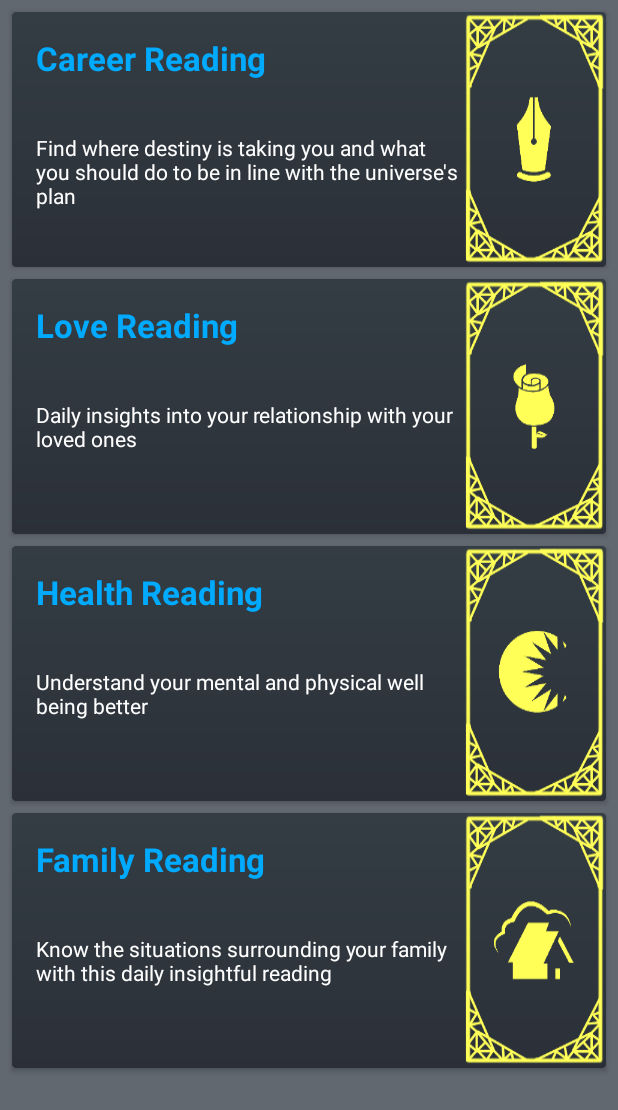
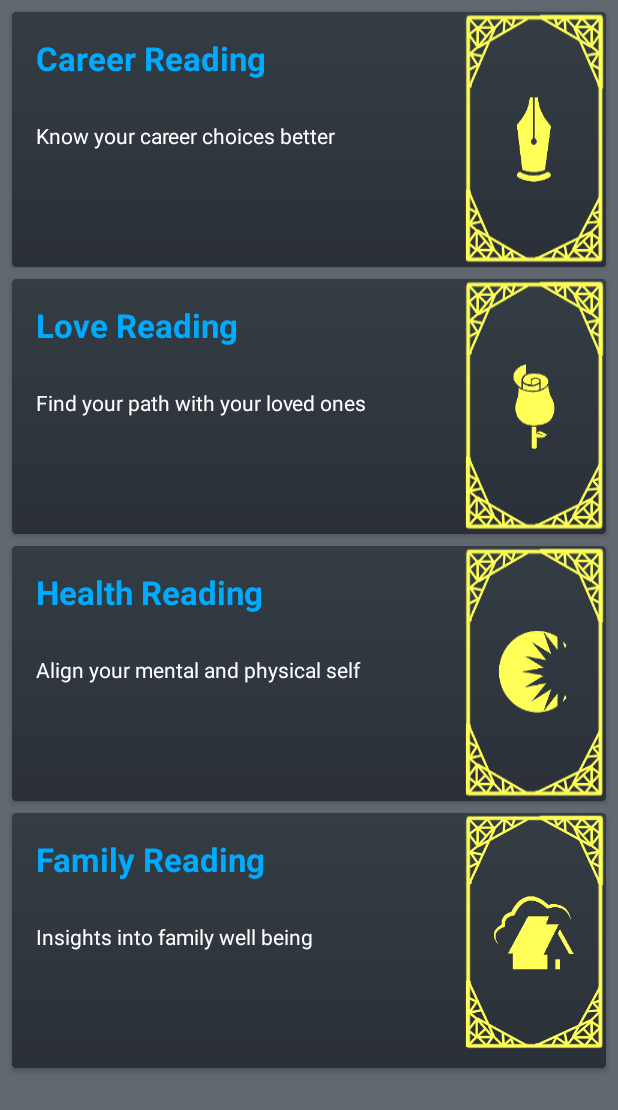
Before and after one commit to yoursmukund/FutureTip-Material, an Android app: the fragment CardsFragmentSelf shown on its own in the app's theme, on a phone screen of 412 x 824 dp. Shown: the top 1110 px of the screen. Run offline under Robolectric (Android 15) with nearby library versions, the light colour scheme and no system bars.

Commit message:
Fully working free reading model

```diff
--- a/app/src/main/res/layout/card_self_career.xml
+++ b/app/src/main/res/layout/card_self_career.xml
@@ -34,22 +34,22 @@
             android:layout_width="wrap_content"
             android:layout_height="wrap_content"
             android:layout_below="@id/tv_card_main_1_title"
-            android:layout_marginEnd="@dimen/card_subtitle_margin"
-            android:layout_marginStart="@dimen/card_subtitle_margin"
-            android:layout_marginTop="@dimen/card_button_margin"
             android:text="@string/main_card_subtitle"
             android:textColor="@color/white" />
 
         <TextView
             android:id="@+id/tv_card_main1_details"
-            android:layout_width="wrap_content"
+            android:layout_width="match_parent"
             android:layout_height="wrap_content"
             android:layout_below="@id/tv_card_main1_subtitle"
             android:layout_marginStart="@dimen/card_subtitle_margin"
             android:layout_marginTop="@dimen/card_button_margin"
+            android:layout_toStartOf="@+id/img_card_main_1"
+            android:paddingBottom="@dimen/card_desc_padding"
+            android:paddingEnd="@dimen/card_desc_padding"
+            android:paddingRight="@dimen/card_desc_padding"
             android:text="@string/career_card_details"
-            android:textColor="@color/white"
-            android:layout_toStartOf="@+id/img_card_main_1" />
+            android:textColor="@color/white" />
 
         <ImageView
             android:id="@+id/img_card_main_1"
--- a/app/src/main/res/layout/card_self_family.xml
+++ b/app/src/main/res/layout/card_self_family.xml
@@ -13,8 +13,9 @@
 
     <RelativeLayout
         android:layout_width="match_parent"
+        android:layout_height="wrap_content"
         android:background="@drawable/gradient_background"
-        android:layout_height="wrap_content">
+        android:paddingBottom="@dimen/card_desc_padding">
 
         <TextView
             android:id="@+id/tv_card_main_4_title"
@@ -33,22 +34,22 @@
             android:layout_width="wrap_content"
             android:layout_height="wrap_content"
             android:layout_below="@id/tv_card_main_4_title"
-            android:layout_marginEnd="@dimen/card_subtitle_margin"
-            android:layout_marginStart="@dimen/card_subtitle_margin"
-            android:layout_marginTop="@dimen/card_button_margin"
             android:text="@string/main_card_subtitle"
             android:textColor="@color/white" />
 
         <TextView
             android:id="@+id/tv_card_main_4_details"
-            android:layout_width="wrap_content"
+            android:layout_width="match_parent"
             android:layout_height="wrap_content"
             android:layout_below="@id/tv_card_main_4_subtitle"
             android:layout_marginStart="@dimen/card_subtitle_margin"
             android:layout_marginTop="@dimen/card_button_margin"
+            android:layout_toStartOf="@+id/img_card_main_4"
+            android:paddingBottom="@dimen/card_desc_padding"
+            android:paddingEnd="@dimen/card_desc_padding"
+            android:paddingRight="@dimen/card_desc_padding"
             android:text="@string/family_card_details"
-            android:textColor="@color/white"
-            android:layout_toStartOf="@+id/img_card_main_4" />
+            android:textColor="@color/white" />
 
         <ImageView
             android:id="@+id/img_card_main_4"
--- a/app/src/main/res/layout/card_self_health.xml
+++ b/app/src/main/res/layout/card_self_health.xml
@@ -33,22 +33,22 @@
             android:layout_width="wrap_content"
             android:layout_height="wrap_content"
             android:layout_below="@id/tv_card_main_3_title"
-            android:layout_marginStart="@dimen/card_subtitle_margin"
-            android:layout_marginEnd="@dimen/card_subtitle_margin"
-            android:layout_marginTop="@dimen/card_button_margin"
-            android:textColor="@color/white"
-            android:text="@string/main_card_subtitle" />
+            android:text="@string/main_card_subtitle"
+            android:textColor="@color/white" />
 
         <TextView
             android:id="@+id/tv_card_main_3_details"
-            android:layout_width="wrap_content"
+            android:layout_width="match_parent"
             android:layout_height="wrap_content"
             android:layout_below="@id/tv_card_main_3_subtitle"
             android:layout_marginStart="@dimen/card_subtitle_margin"
             android:layout_marginTop="@dimen/card_button_margin"
+            android:layout_toStartOf="@+id/img_card_main_3"
+            android:paddingBottom="@dimen/card_desc_padding"
+            android:paddingEnd="@dimen/card_desc_padding"
+            android:paddingRight="@dimen/card_desc_padding"
             android:text="@string/health_card_details"
-            android:textColor="@color/white"
-            android:layout_toStartOf="@+id/img_card_main_3" />
+            android:textColor="@color/white" />
 
         <ImageView
             android:id="@+id/img_card_main_3"
--- a/app/src/main/res/layout/card_self_love.xml
+++ b/app/src/main/res/layout/card_self_love.xml
@@ -33,20 +33,20 @@
             android:layout_width="wrap_content"
             android:layout_height="wrap_content"
             android:layout_below="@id/tv_card_main_2_title"
-            android:layout_marginEnd="@dimen/card_subtitle_margin"
-            android:layout_marginStart="@dimen/card_subtitle_margin"
-            android:layout_marginTop="@dimen/card_button_margin"
             android:text="@string/main_card_subtitle"
             android:textColor="@color/white" />
 
         <TextView
             android:id="@+id/tv_card_main_2_details"
-            android:layout_width="wrap_content"
+            android:layout_width="match_parent"
             android:layout_height="wrap_content"
             android:layout_below="@id/tv_card_main_2_subtitle"
             android:layout_marginStart="@dimen/card_subtitle_margin"
             android:layout_marginTop="@dimen/card_button_margin"
             android:layout_toStartOf="@+id/img_card_main_2"
+            android:paddingBottom="@dimen/card_desc_padding"
+            android:paddingEnd="@dimen/card_desc_padding"
+            android:paddingRight="@dimen/card_desc_padding"
             android:text="@string/love_card_details"
             android:textColor="@color/white" />
 
--- a/app/src/main/res/values/dimens.xml
+++ b/app/src/main/res/values/dimens.xml
@@ -12,6 +12,7 @@
     <dimen name="text_margin_very_small">4dp</dimen>
     <dimen name="btn_padding">20dp</dimen>
     <dimen name="btn_margin">14dp</dimen>
+    <dimen name="card_desc_padding">10dp</dimen>
 
     <dimen name="card_margin_horizontal">8dp</dimen>
     <dimen name="card_margin_vertical">8dp</dimen>
--- a/app/src/main/res/values/strings.xml
+++ b/app/src/main/res/values/strings.xml
@@ -1,7 +1,7 @@
 <resources>
     <string name="app_name">FutureTip</string>
     <string name="app_designed_by">Designed by Mukund</string>
-    <string name="tab_title_main_1">Self Help</string>
+    <string name="tab_title_main_1">Daily Self Help</string>
     <string name="tab_title_main_2">Expert Corner</string>
     <string name="focus_on_question">Relax, focus and pick the card below</string>
     <string name="come_back_tomorrow">Please come back tomorrow for a new reading</string>
@@ -12,10 +12,10 @@
     <string name="main_card_subtitle"></string>
     <string name="main_card_button_1">ACTION 1</string>
     <string name="main_card_button_2">ACTION 2</string>
-    <string name="love_card_details">Daily insights into your relationship with your loved ones</string>
-    <string name="career_card_details">Find where destiny is taking you and what you should do to be in line with the universe\'s plan</string>
-    <string name="family_card_details">Know the situations surrounding your family with this daily insightful reading</string>
-    <string name="health_card_details">Understand your mental and physical well being better</string>
+    <string name="love_card_details">Find your path with your loved ones</string>
+    <string name="career_card_details">Know your career choices better</string>
+    <string name="family_card_details">Insights into family well being</string>
+    <string name="health_card_details">Align your mental and physical self</string>
     <string name="destiny_text">Destiny - Forces around you</string>
     <string name="karma_text">Karma - What you can do</string>
 
```
